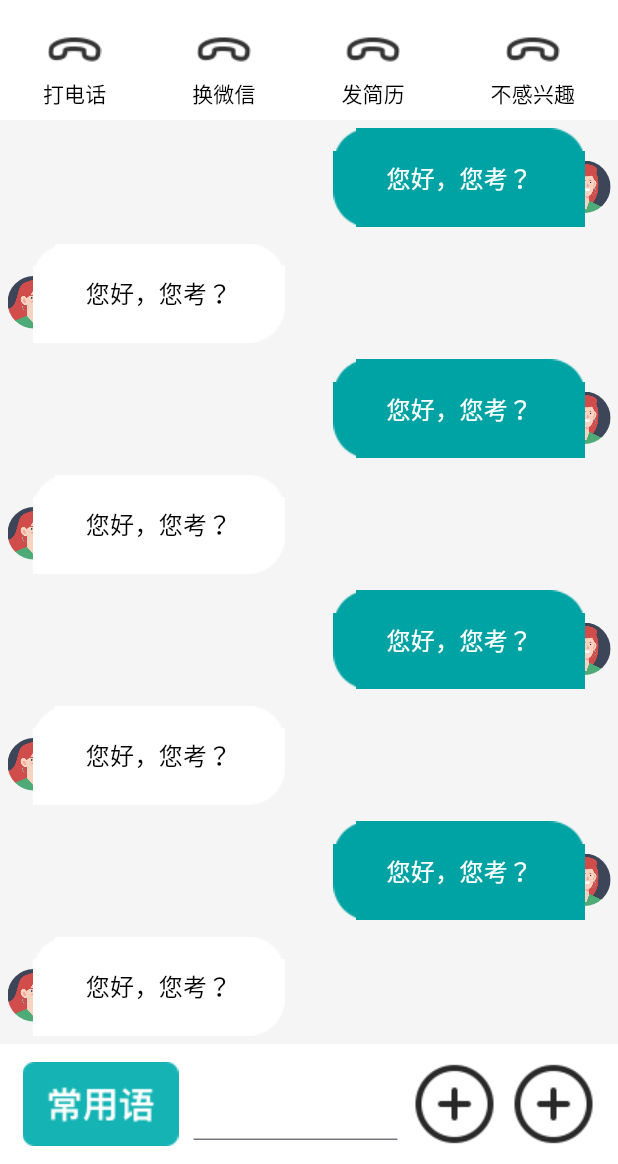
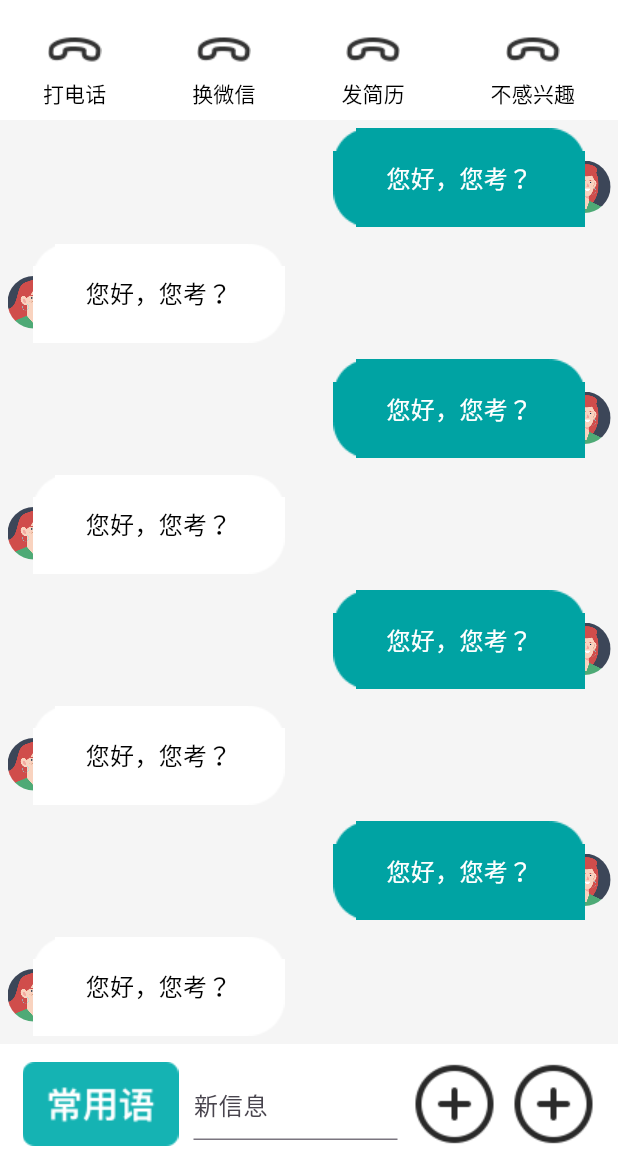
Before and after one commit to seaweed-code/BossZP_Flutter, a Flutter app: the ChatDetailWidget screen opened directly, on a phone screen of 412 x 824 dp, the part 72-1236 px from its top. Run offline on Flutter 3.47's test engine with Material 3 defaults, Android fonts, the phone set to English and light mode, and no system bars; our stand-ins replace cached_network_image, google_maps_flutter.

Commit message:
Update chat_detail_widget.dart

```diff
--- a/lib/ui/chat/chat_detail_widget.dart
+++ b/lib/ui/chat/chat_detail_widget.dart
@@ -93,7 +93,10 @@ class ChatDetailWidget extends StatelessWidget {
               children: [
                 Assets.images.chatBottomCommonIconIphone.image(),
                 SizedBox(width: 10),
-                Expanded(child: TextField()),
+                Expanded(
+                    child: TextField(
+                  decoration: InputDecoration(hintText: "新信息"),
+                )),
                 SizedBox(width: 10),
                 Assets.images.chatBottomMoreDefaultIconIphone.image(),
                 SizedBox(width: 10),
```
